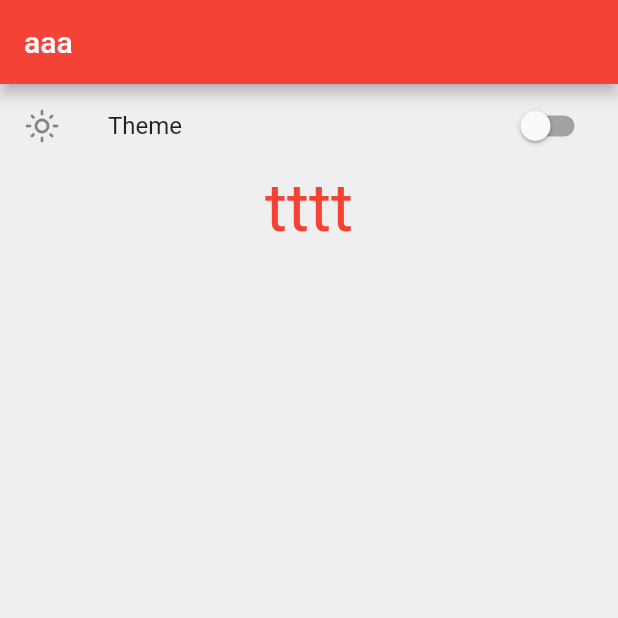
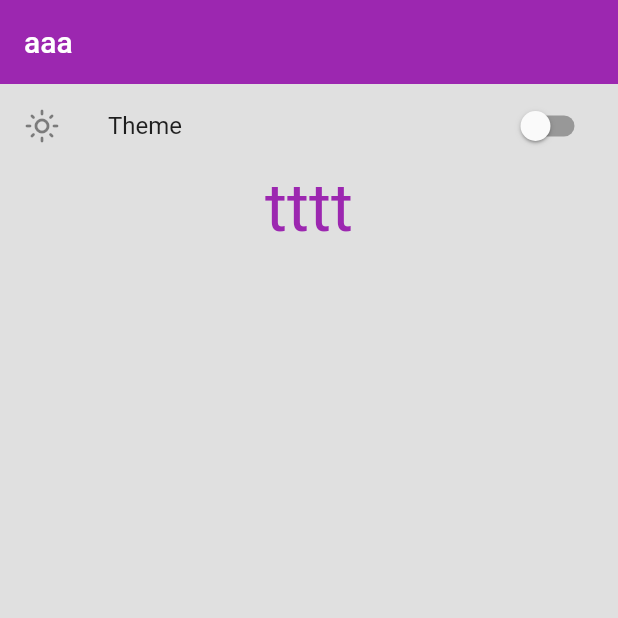
Before and after one commit to present1602/user-app, a Flutter app: the screen it shows after launch, on a phone screen of 412 x 824 dp, the top half of it. Run offline on Flutter 3.47's test engine with Material 2 defaults, Android fonts, the phone set to English and light mode, and no system bars; missing offline and left inert: kakao_flutter_sdk_user.

Commit message:
theme_Data

```diff
--- /dev/null
+++ b/lib/constants/theme_data.dart
@@ -0,0 +1,28 @@
+import 'dart:ui';
+
+import 'package:flutter/material.dart';
+
+class Styles {
+  static ThemeData themeData(bool isDarkTheme, BuildContext context) {
+    return ThemeData(
+      scaffoldBackgroundColor:
+          isDarkTheme ? Colors.black : Colors.grey.shade300,
+      primarySwatch: Colors.purple,
+      primaryColor: isDarkTheme ? Colors.black : Colors.grey.shade300,
+      indicatorColor: isDarkTheme ? Color(0xff0E1D36) : Color(0xffCBDCF8),
+      hintColor: isDarkTheme ? Colors.grey.shade300 : Colors.grey.shade800,
+      highlightColor: isDarkTheme ? Color(0xff372901) : Color(0xffFCE192),
+      hoverColor: isDarkTheme ? Color(0xff3A3A3B) : Color(0xff4285F4),
+      focusColor: isDarkTheme ? Color(0xff0B2512) : Color(0xffA8DAB5),
+      disabledColor: Colors.grey,
+      cardColor: isDarkTheme ? Color(0xFF151515) : Colors.white,
+      canvasColor: isDarkTheme ? Colors.black : Colors.grey[50],
+      brightness: isDarkTheme ? Brightness.dark : Brightness.light,
+      buttonTheme: Theme.of(context).buttonTheme.copyWith(
+          colorScheme: isDarkTheme ? ColorScheme.dark() : ColorScheme.light()),
+      appBarTheme: AppBarTheme(
+        elevation: 0.0,
+      ),
+    );
+  }
+}
--- a/lib/main.dart
+++ b/lib/main.dart
@@ -1,6 +1,7 @@
 import 'package:flutter/material.dart';
 import 'package:kakao_flutter_sdk_user/kakao_flutter_sdk_user.dart';
 import 'package:provider/provider.dart';
+import 'package:user_app/constants/theme_data.dart';
 import 'package:user_app/core/routes/routes.dart';
 import 'package:user_app/core/routes/routes_name.dart';
 import 'package:user_app/providers/dark_theme_provider.dart';
@@ -70,7 +71,8 @@ class _MyAppState extends State<MyApp> {
             Consumer<DarkThemeProvider>(builder: (context, themeData, child) {
           return MaterialApp(
             title: 'my app',
-            theme: themeChangeProvider.darkTheme ? darkTheme : lightTheme,
+            // theme: themeChangeProvider.darkTheme ? darkTheme : lightTheme,
+            theme: Styles.themeData(themeChangeProvider.darkTheme, context),
             initialRoute: RoutesName.settings,
             routes: namedRoutes,
           );
```
